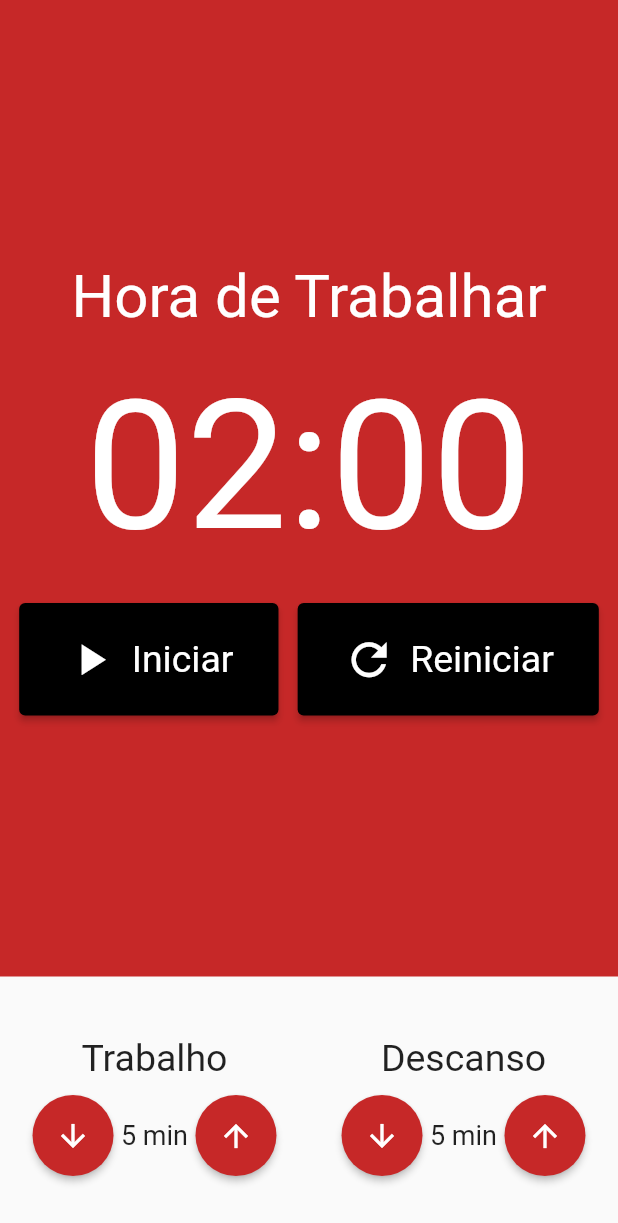
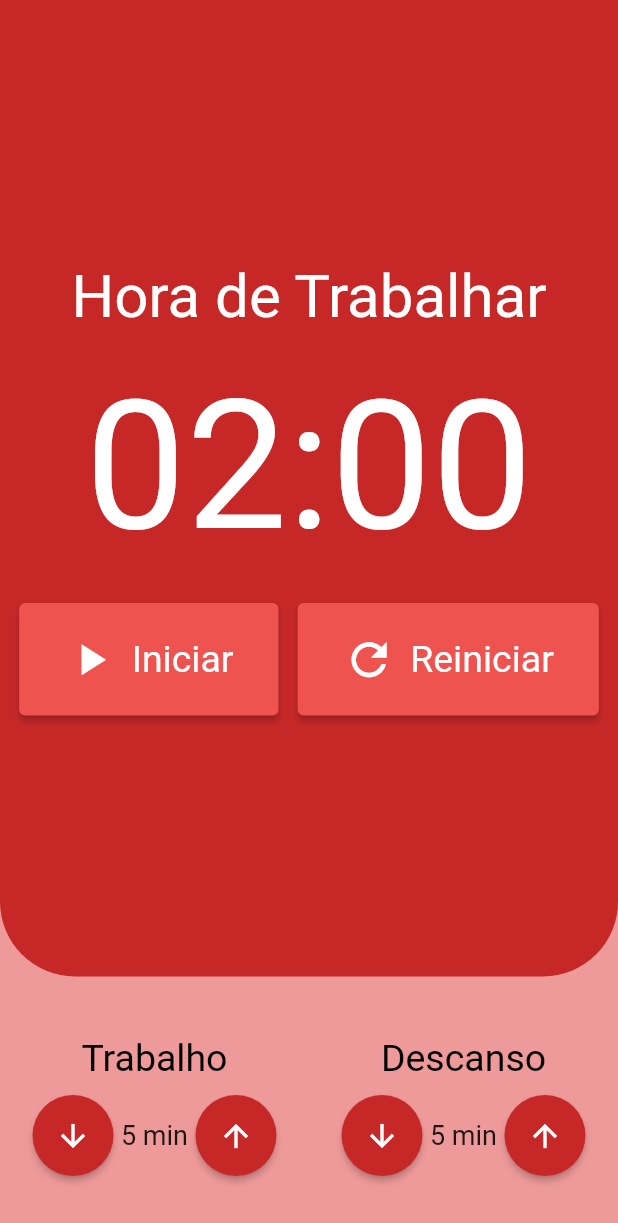
Before and after one commit to LeandroSimo/flutter-pomodoro, a Flutter app: the screen it shows after launch, on a phone screen of 412 x 824 dp. Shown: the top 1223 px of the screen. Run offline on Flutter 3.47's test engine with Material 2 defaults, Android fonts, the phone set to English and light mode, and no system bars; our stand-ins replace flutter_mobx, mobx; generated files the repository leaves out were written again.

Commit message:
Final tweaks and Last commit

```diff
--- a/lib/app/view/pomodoro_page.dart
+++ b/lib/app/view/pomodoro_page.dart
@@ -1,8 +1,8 @@
 import 'package:flutter/material.dart';
 import 'package:flutter_mobx/flutter_mobx.dart';
-import 'package:pomodoro/app/utils/tipo_intervalo.dart';
 import 'package:provider/provider.dart';
 
+import 'package:pomodoro/app/utils/tipo_intervalo.dart';
 import 'package:pomodoro/app/controller/pomodoro_store.dart';
 import 'package:pomodoro/app/view_models/cronometro.dart';
 import 'package:pomodoro/app/view_models/entrada_tempo.dart';
@@ -18,15 +18,20 @@ class _PomodoroState extends State<Pomodoro> {
   @override
   Widget build(BuildContext context) {
     final _store = Provider.of<PomodoroStore>(context);
-    return Scaffold(
+    return Observer(
+      builder: (_) => Scaffold(
+        backgroundColor: _store.tipoIntervalo == TipoIntervalo.TRABALHO
+            ? Colors.red[200]
+            : Colors.green[200],
         body: Column(
           crossAxisAlignment: CrossAxisAlignment.stretch,
           children: [
-          Expanded(child: Cronometro()),
+            const Expanded(
+              child: Cronometro(),
+            ),
             Padding(
               padding: const EdgeInsets.symmetric(vertical: 40),
-            child: Observer(
-              builder: (_) => Row(
+              child: Row(
                 mainAxisAlignment: MainAxisAlignment.spaceAround,
                 children: [
                   EntradaTempo(
@@ -38,7 +43,23 @@ class _PomodoroState extends State<Pomodoro> {
                             _store.tipoIntervalo == TipoIntervalo.TRABALHO
                         ? null
                         : _store.incrementarTempoTrabalho,
-                    titulo: 'Trabalho',
+                    titulo: Text(
+                      'Trabalho',
+                      style: TextStyle(
+                        color: _store.iniciado &&
+                                _store.tipoIntervalo == TipoIntervalo.TRABALHO
+                            ? Colors.red[900]
+                            : Colors.black,
+                        fontSize: _store.iniciado &&
+                                _store.tipoIntervalo == TipoIntervalo.TRABALHO
+                            ? 40
+                            : 25,
+                        fontWeight: _store.iniciado &&
+                                _store.tipoIntervalo == TipoIntervalo.TRABALHO
+                            ? FontWeight.bold
+                            : FontWeight.normal,
+                      ),
+                    ),
                     valor: _store.tempoTrabalho,
                   ),
                   EntradaTempo(
@@ -50,14 +71,30 @@ class _PomodoroState extends State<Pomodoro> {
                             _store.tipoIntervalo == TipoIntervalo.DESCANSO
                         ? null
                         : _store.incrementarTempoDescanso,
-                    titulo: 'Descanso',
+                    titulo: Text(
+                      'Descanso',
+                      style: TextStyle(
+                        color: _store.iniciado &&
+                                _store.tipoIntervalo == TipoIntervalo.DESCANSO
+                            ? Colors.green[900]
+                            : Colors.black,
+                        fontSize: _store.iniciado &&
+                                _store.tipoIntervalo == TipoIntervalo.DESCANSO
+                            ? 40
+                            : 25,
+                        fontWeight: _store.iniciado &&
+                                _store.tipoIntervalo == TipoIntervalo.DESCANSO
+                            ? FontWeight.bold
+                            : FontWeight.normal,
+                      ),
+                    ),
                     valor: _store.tempoDescanso,
                   ),
                 ],
               ),
             ),
+          ],
         ),
-        ],
       ),
     );
   }
--- a/lib/app/view_models/cronometro.dart
+++ b/lib/app/view_models/cronometro.dart
@@ -15,9 +15,12 @@ class Cronometro extends StatelessWidget {
 
     return Observer(
       builder: (_) => Container(
-        color: _store.tipoIntervalo == TipoIntervalo.TRABALHO
-            ? Colors.red[800]
-            : Colors.green[800],
+        decoration: BoxDecoration(
+            color: _store.tipoIntervalo == TipoIntervalo.TRABALHO
+                ? Colors.red[800]
+                : Colors.green[800],
+            borderRadius:
+                const BorderRadius.vertical(bottom: Radius.circular(50))),
         child: Column(
           mainAxisAlignment: MainAxisAlignment.center,
           children: [
--- a/lib/app/view_models/cronometro_botao.dart
+++ b/lib/app/view_models/cronometro_botao.dart
@@ -1,4 +1,8 @@
 import 'package:flutter/material.dart';
+import 'package:provider/provider.dart';
+
+import 'package:pomodoro/app/utils/tipo_intervalo.dart';
+import 'package:pomodoro/app/controller/pomodoro_store.dart';
 
 class CronometroBotao extends StatelessWidget {
   final String texto;
@@ -11,14 +15,17 @@ class CronometroBotao extends StatelessWidget {
 
   @override
   Widget build(BuildContext context) {
+    final _store = Provider.of<PomodoroStore>(context);
     return ElevatedButton(
       style: ElevatedButton.styleFrom(
-          primary: Colors.black,
-          padding: EdgeInsets.symmetric(
+          primary: _store.tipoIntervalo == TipoIntervalo.TRABALHO
+              ? Colors.red[400]
+              : Colors.green[400],
+          padding: const EdgeInsets.symmetric(
             horizontal: 30,
             vertical: 20,
           ),
-          textStyle: TextStyle(
+          textStyle: const TextStyle(
             fontSize: 25,
           )),
       onPressed: func,
--- a/lib/app/view_models/entrada_tempo.dart
+++ b/lib/app/view_models/entrada_tempo.dart
@@ -1,35 +1,31 @@
 import 'package:flutter/material.dart';
-import 'package:pomodoro/app/controller/pomodoro_store.dart';
-
-import 'package:pomodoro/app/view_models/entrada_botao.dart';
 import 'package:provider/provider.dart';
 
+import 'package:pomodoro/app/controller/pomodoro_store.dart';
+import 'package:pomodoro/app/view_models/entrada_botao.dart';
+
 class EntradaTempo extends StatelessWidget {
-  final String titulo;
   final int valor;
   final void Function()? inc;
   final void Function()? dec;
+  final Text titulo;
 
   const EntradaTempo({
     Key? key,
-    required this.titulo,
     required this.valor,
     this.inc,
     this.dec,
+    required this.titulo,
   }) : super(key: key);
 
   @override
   Widget build(BuildContext context) {
-    final store = Provider.of<PomodoroStore>(context);
+    final _store = Provider.of<PomodoroStore>(context);
+
     return Column(
       crossAxisAlignment: CrossAxisAlignment.center,
       children: [
-        Text(
-          titulo,
-          style: const TextStyle(
-            fontSize: 25,
-          ),
-        ),
+        titulo,
         const SizedBox(
           height: 10,
         ),
```
Lines whose indentation alone changed are shown as unchanged.
